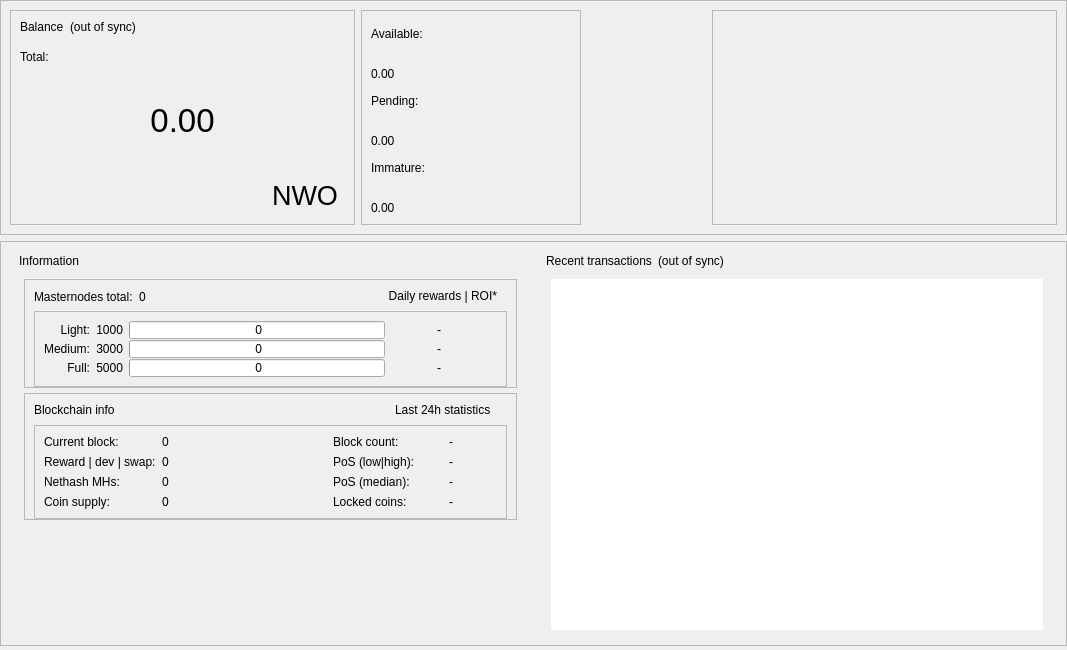
The window that src/qt/forms/overviewpage.ui (MotoAcidic/BaseSource) describes before a commit, drawn with Qt 5.
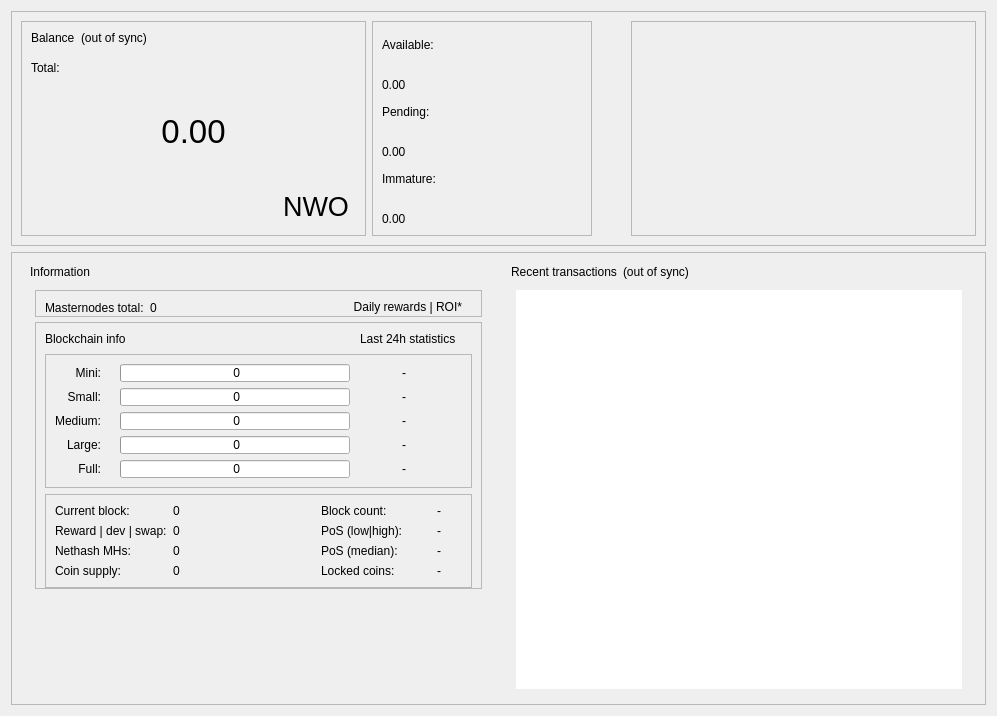
The same window after the commit.

```diff
--- a/src/qt/forms/overviewpage.ui
+++ b/src/qt/forms/overviewpage.ui
@@ -6,8 +6,8 @@
    <rect>
     <x>0</x>
     <y>0</y>
-    <width>1067</width>
-    <height>650</height>
+    <width>997</width>
+    <height>716</height>
    </rect>
   </property>
   <property name="minimumSize">
@@ -22,20 +22,8 @@
   <property name="styleSheet">
    <string notr="true"/>
   </property>
-  <layout class="QVBoxLayout" name="topLayout">
-   <property name="leftMargin">
-    <number>0</number>
-   </property>
-   <property name="topMargin">
-    <number>0</number>
-   </property>
-   <property name="rightMargin">
-    <number>0</number>
-   </property>
-   <property name="bottomMargin">
-    <number>4</number>
-   </property>
-   <item>
+  <layout class="QGridLayout" name="gridLayout_4">
+   <item row="0" column="0">
     <layout class="QVBoxLayout" name="verticalLayout_main">
      <property name="sizeConstraint">
       <enum>QLayout::SetDefaultConstraint</enum>
@@ -601,315 +589,6 @@
                      </item>
                     </layout>
                    </item>
-                   <item>
-                    <widget class="QFrame" name="frameMnInfoLevels">
-                     <property name="frameShape">
-                      <enum>QFrame::StyledPanel</enum>
-                     </property>
-                     <property name="frameShadow">
-                      <enum>QFrame::Raised</enum>
-                     </property>
-                     <layout class="QGridLayout" name="gridLayout_2">
-                      <property name="verticalSpacing">
-                       <number>1</number>
-                      </property>
-                      <item row="0" column="2">
-                       <widget class="QProgressBar" name="graphMN1">
-                        <property name="minimumSize">
-                         <size>
-                          <width>0</width>
-                          <height>18</height>
-                         </size>
-                        </property>
-                        <property name="maximumSize">
-                         <size>
-                          <width>16777215</width>
-                          <height>18</height>
-                         </size>
-                        </property>
-                        <property name="value">
-                         <number>0</number>
-                        </property>
-                        <property name="format">
-                         <string> %v</string>
-                        </property>
-                       </widget>
-                      </item>
-                      <item row="1" column="2">
-                       <widget class="QProgressBar" name="graphMN2">
-                        <property name="minimumSize">
-                         <size>
-                          <width>0</width>
-                          <height>18</height>
-                         </size>
-                        </property>
-                        <property name="maximumSize">
-                         <size>
-                          <width>16777215</width>
-                          <height>18</height>
-                         </size>
-                        </property>
-                        <property name="value">
-                         <number>0</number>
-                        </property>
-                        <property name="format">
-                         <string> %v</string>
-                        </property>
-                       </widget>
-                      </item>
-                      <item row="3" column="2">
-                       <widget class="QProgressBar" name="graphMN3">
-                        <property name="minimumSize">
-                         <size>
-                          <width>0</width>
-                          <height>18</height>
-                         </size>
-                        </property>
-                        <property name="maximumSize">
-                         <size>
-                          <width>16777215</width>
-                          <height>18</height>
-                         </size>
-                        </property>
-                        <property name="value">
-                         <number>0</number>
-                        </property>
-                        <property name="format">
-                         <string> %v</string>
-                        </property>
-                       </widget>
-                      </item>
-                      <item row="0" column="3">
-                       <widget class="QLabel" name="roi_11">
-                        <property name="minimumSize">
-                         <size>
-                          <width>50</width>
-                          <height>0</height>
-                         </size>
-                        </property>
-                        <property name="maximumSize">
-                         <size>
-                          <width>16777215</width>
-                          <height>16777215</height>
-                         </size>
-                        </property>
-                        <property name="text">
-                         <string>-</string>
-                        </property>
-                        <property name="alignment">
-                         <set>Qt::AlignRight|Qt::AlignTrailing|Qt::AlignVCenter</set>
-                        </property>
-                       </widget>
-                      </item>
-                      <item row="0" column="4">
-                       <widget class="QLabel" name="roi_12">
-                        <property name="minimumSize">
-                         <size>
-                          <width>50</width>
-                          <height>0</height>
-                         </size>
-                        </property>
-                        <property name="maximumSize">
-                         <size>
-                          <width>16777215</width>
-                          <height>16777215</height>
-                         </size>
-                        </property>
-                        <property name="text">
-                         <string/>
-                        </property>
-                        <property name="alignment">
-                         <set>Qt::AlignLeading|Qt::AlignLeft|Qt::AlignVCenter</set>
-                        </property>
-                       </widget>
-                      </item>
-                      <item row="1" column="3">
-                       <widget class="QLabel" name="roi_21">
-                        <property name="minimumSize">
-                         <size>
-                          <width>50</width>
-                          <height>0</height>
-                         </size>
-                        </property>
-                        <property name="maximumSize">
-                         <size>
-                          <width>16777215</width>
-                          <height>16777215</height>
-                         </size>
-                        </property>
-                        <property name="text">
-                         <string>-</string>
-                        </property>
-                        <property name="alignment">
-                         <set>Qt::AlignRight|Qt::AlignTrailing|Qt::AlignVCenter</set>
-                        </property>
-                       </widget>
-                      </item>
-                      <item row="1" column="4">
-                       <widget class="QLabel" name="roi_22">
-                        <property name="minimumSize">
-                         <size>
-                          <width>50</width>
-                          <height>0</height>
-                         </size>
-                        </property>
-                        <property name="maximumSize">
-                         <size>
-                          <width>16777215</width>
-                          <height>16777215</height>
-                         </size>
-                        </property>
-                        <property name="text">
-                         <string/>
-                        </property>
-                        <property name="alignment">
-                         <set>Qt::AlignLeading|Qt::AlignLeft|Qt::AlignVCenter</set>
-                        </property>
-                       </widget>
-                      </item>
-                      <item row="3" column="3">
-                       <widget class="QLabel" name="roi_31">
-                        <property name="minimumSize">
-                         <size>
-                          <width>50</width>
-                          <height>0</height>
-                         </size>
-                        </property>
-                        <property name="maximumSize">
-                         <size>
-                          <width>16777215</width>
-                          <height>16777215</height>
-                         </size>
-                        </property>
-                        <property name="text">
-                         <string>-</string>
-                        </property>
-                        <property name="alignment">
-                         <set>Qt::AlignRight|Qt::AlignTrailing|Qt::AlignVCenter</set>
-                        </property>
-                       </widget>
-                      </item>
-                      <item row="3" column="4">
-                       <widget class="QLabel" name="roi_32">
-                        <property name="minimumSize">
-                         <size>
-                          <width>50</width>
-                          <height>0</height>
-                         </size>
-                        </property>
-                        <property name="maximumSize">
-                         <size>
-                          <width>16777215</width>
-                          <height>16777215</height>
-                         </size>
-                        </property>
-                        <property name="text">
-                         <string/>
-                        </property>
-                        <property name="alignment">
-                         <set>Qt::AlignLeading|Qt::AlignLeft|Qt::AlignVCenter</set>
-                        </property>
-                       </widget>
-                      </item>
-                      <item row="0" column="0">
-                       <widget class="QLabel" name="label">
-                        <property name="minimumSize">
-                         <size>
-                          <width>0</width>
-                          <height>0</height>
-                         </size>
-                        </property>
-                        <property name="maximumSize">
-                         <size>
-                          <width>16777215</width>
-                          <height>16777215</height>
-                         </size>
-                        </property>
-                        <property name="text">
-                         <string>Light:</string>
-                        </property>
-                        <property name="alignment">
-                         <set>Qt::AlignRight|Qt::AlignTrailing|Qt::AlignVCenter</set>
-                        </property>
-                       </widget>
-                      </item>
-                      <item row="1" column="0">
-                       <widget class="QLabel" name="label_2">
-                        <property name="minimumSize">
-                         <size>
-                          <width>0</width>
-                          <height>0</height>
-                         </size>
-                        </property>
-                        <property name="maximumSize">
-                         <size>
-                          <width>16777215</width>
-                          <height>16777215</height>
-                         </size>
-                        </property>
-                        <property name="text">
-                         <string>Medium:</string>
-                        </property>
-                        <property name="alignment">
-                         <set>Qt::AlignRight|Qt::AlignTrailing|Qt::AlignVCenter</set>
-                        </property>
-                       </widget>
-                      </item>
-                      <item row="3" column="0">
-                       <widget class="QLabel" name="label_3">
-                        <property name="minimumSize">
-                         <size>
-                          <width>0</width>
-                          <height>0</height>
-                         </size>
-                        </property>
-                        <property name="maximumSize">
-                         <size>
-                          <width>16777215</width>
-                          <height>16777215</height>
-                         </size>
-                        </property>
-                        <property name="text">
-                         <string>Full:</string>
-                        </property>
-                        <property name="alignment">
-                         <set>Qt::AlignRight|Qt::AlignTrailing|Qt::AlignVCenter</set>
-                        </property>
-                       </widget>
-                      </item>
-                      <item row="0" column="1">
-                       <widget class="QLabel" name="label_lcolat">
-                        <property name="text">
-                         <string>1000</string>
-                        </property>
-                        <property name="alignment">
-                         <set>Qt::AlignRight|Qt::AlignTrailing|Qt::AlignVCenter</set>
-                        </property>
-                       </widget>
-                      </item>
-                      <item row="1" column="1">
-                       <widget class="QLabel" name="label_mcolat">
-                        <property name="text">
-                         <string>3000</string>
-                        </property>
-                        <property name="alignment">
-                         <set>Qt::AlignRight|Qt::AlignTrailing|Qt::AlignVCenter</set>
-                        </property>
-                       </widget>
-                      </item>
-                      <item row="3" column="1">
-                       <widget class="QLabel" name="label_fcolat">
-                        <property name="text">
-                         <string>5000</string>
-                        </property>
-                        <property name="alignment">
-                         <set>Qt::AlignRight|Qt::AlignTrailing|Qt::AlignVCenter</set>
-                        </property>
-                       </widget>
-                      </item>
-                     </layout>
-                    </widget>
-                   </item>
                   </layout>
                  </widget>
                 </item>
@@ -965,6 +644,516 @@
                      </item>
                     </layout>
                    </item>
+                   <item>
+                    <widget class="QFrame" name="frameMnInfoLevels_2">
+                     <property name="frameShape">
+                      <enum>QFrame::StyledPanel</enum>
+                     </property>
+                     <property name="frameShadow">
+                      <enum>QFrame::Raised</enum>
+                     </property>
+                     <layout class="QGridLayout" name="gridLayout_2">
+                      <item row="0" column="0" rowspan="5">
+                       <layout class="QVBoxLayout" name="verticalLayout_11">
+                        <item>
+                         <widget class="QLabel" name="label_11">
+                          <property name="minimumSize">
+                           <size>
+                            <width>0</width>
+                            <height>0</height>
+                           </size>
+                          </property>
+                          <property name="maximumSize">
+                           <size>
+                            <width>16777215</width>
+                            <height>16777215</height>
+                           </size>
+                          </property>
+                          <property name="text">
+                           <string>Mini:</string>
+                          </property>
+                          <property name="alignment">
+                           <set>Qt::AlignRight|Qt::AlignTrailing|Qt::AlignVCenter</set>
+                          </property>
+                         </widget>
+                        </item>
+                        <item>
+                         <widget class="QLabel" name="label_12">
+                          <property name="minimumSize">
+                           <size>
+                            <width>0</width>
+                            <height>0</height>
+                           </size>
+                          </property>
+                          <property name="maximumSize">
+                           <size>
+                            <width>16777215</width>
+                            <height>16777215</height>
+                           </size>
+                          </property>
+                          <property name="text">
+                           <string>Small:</string>
+                          </property>
+                          <property name="alignment">
+                           <set>Qt::AlignRight|Qt::AlignTrailing|Qt::AlignVCenter</set>
+                          </property>
+                         </widget>
+                        </item>
+                        <item>
+                         <widget class="QLabel" name="label_13">
+                          <property name="minimumSize">
+                           <size>
+                            <width>0</width>
+                            <height>0</height>
+                           </size>
+                          </property>
+                          <property name="maximumSize">
+                           <size>
+                            <width>16777215</width>
+                            <height>16777215</height>
+                           </size>
+                          </property>
+                          <property name="text">
+                           <string>Medium:</string>
+                          </property>
+                          <property name="alignment">
+                           <set>Qt::AlignRight|Qt::AlignTrailing|Qt::AlignVCenter</set>
+                          </property>
+                         </widget>
+                        </item>
+                        <item>
+                         <widget class="QLabel" name="label_14">
+                          <property name="minimumSize">
+                           <size>
+                            <width>0</width>
+                            <height>0</height>
+                           </size>
+                          </property>
+                          <property name="maximumSize">
+                           <size>
+                            <width>16777215</width>
+                            <height>16777215</height>
+                           </size>
+                          </property>
+                          <property name="text">
+                           <string>Large:</string>
+                          </property>
+                          <property name="alignment">
+                           <set>Qt::AlignRight|Qt::AlignTrailing|Qt::AlignVCenter</set>
+                          </property>
+                         </widget>
+                        </item>
+                        <item>
+                         <widget class="QLabel" name="label_15">
+                          <property name="minimumSize">
+                           <size>
+                            <width>0</width>
+                            <height>0</height>
+                           </size>
+                          </property>
+                          <property name="maximumSize">
+                           <size>
+                            <width>16777215</width>
+                            <height>16777215</height>
+                           </size>
+                          </property>
+                          <property name="text">
+                           <string>Full:</string>
+                          </property>
+                          <property name="alignment">
+                           <set>Qt::AlignRight|Qt::AlignTrailing|Qt::AlignVCenter</set>
+                          </property>
+                         </widget>
+                        </item>
+                       </layout>
+                      </item>
+                      <item row="0" column="1" rowspan="5">
+                       <layout class="QVBoxLayout" name="verticalLayout_12">
+                        <item>
+                         <widget class="QLabel" name="label_micolat">
+                          <property name="text">
+                           <string/>
+                          </property>
+                          <property name="alignment">
+                           <set>Qt::AlignRight|Qt::AlignTrailing|Qt::AlignVCenter</set>
+                          </property>
+                         </widget>
+                        </item>
+                        <item>
+                         <widget class="QLabel" name="label_scolat">
+                          <property name="text">
+                           <string/>
+                          </property>
+                          <property name="alignment">
+                           <set>Qt::AlignRight|Qt::AlignTrailing|Qt::AlignVCenter</set>
+                          </property>
+                         </widget>
+                        </item>
+                        <item>
+                         <widget class="QLabel" name="label_mcolat">
+                          <property name="text">
+                           <string/>
+                          </property>
+                          <property name="alignment">
+                           <set>Qt::AlignRight|Qt::AlignTrailing|Qt::AlignVCenter</set>
+                          </property>
+                         </widget>
+                        </item>
+                        <item>
+                         <widget class="QLabel" name="label_lcolat">
+                          <property name="text">
+                           <string/>
+                          </property>
+                          <property name="alignment">
+                           <set>Qt::AlignRight|Qt::AlignTrailing|Qt::AlignVCenter</set>
+                          </property>
+                         </widget>
+                        </item>
+                        <item>
+                         <widget class="QLabel" name="label_fcolat">
+                          <property name="text">
+                           <string/>
+                          </property>
+                          <property name="alignment">
+                           <set>Qt::AlignRight|Qt::AlignTrailing|Qt::AlignVCenter</set>
+                          </property>
+                         </widget>
+                        </item>
+                       </layout>
+                      </item>
+                      <item row="0" column="3">
+                       <widget class="QLabel" name="roi_15">
+                        <property name="minimumSize">
+                         <size>
+                          <width>50</width>
+                          <height>0</height>
+                         </size>
+                        </property>
+                        <property name="maximumSize">
+                         <size>
+                          <width>16777215</width>
+                          <height>16777215</height>
+                         </size>
+                        </property>
+                        <property name="text">
+                         <string>-</string>
+                        </property>
+                        <property name="alignment">
+                         <set>Qt::AlignRight|Qt::AlignTrailing|Qt::AlignVCenter</set>
+                        </property>
+                       </widget>
+                      </item>
+                      <item row="0" column="4">
+                       <widget class="QLabel" name="roi_16">
+                        <property name="minimumSize">
+                         <size>
+                          <width>50</width>
+                          <height>0</height>
+                         </size>
+                        </property>
+                        <property name="maximumSize">
+                         <size>
+                          <width>16777215</width>
+                          <height>16777215</height>
+                         </size>
+                        </property>
+                        <property name="text">
+                         <string/>
+                        </property>
+                        <property name="alignment">
+                         <set>Qt::AlignLeading|Qt::AlignLeft|Qt::AlignVCenter</set>
+                        </property>
+                       </widget>
+                      </item>
+                      <item row="1" column="2">
+                       <widget class="QProgressBar" name="graphMN2_3">
+                        <property name="minimumSize">
+                         <size>
+                          <width>0</width>
+                          <height>18</height>
+                         </size>
+                        </property>
+                        <property name="maximumSize">
+                         <size>
+                          <width>16777215</width>
+                          <height>18</height>
+                         </size>
+                        </property>
+                        <property name="value">
+                         <number>0</number>
+                        </property>
+                        <property name="format">
+                         <string> %v</string>
+                        </property>
+                       </widget>
+                      </item>
+                      <item row="1" column="3">
+                       <widget class="QLabel" name="roi_25">
+                        <property name="minimumSize">
+                         <size>
+                          <width>50</width>
+                          <height>0</height>
+                         </size>
+                        </property>
+                        <property name="maximumSize">
+                         <size>
+                          <width>16777215</width>
+                          <height>16777215</height>
+                         </size>
+                        </property>
+                        <property name="text">
+                         <string>-</string>
+                        </property>
+                        <property name="alignment">
+                         <set>Qt::AlignRight|Qt::AlignTrailing|Qt::AlignVCenter</set>
+                        </property>
+                       </widget>
+                      </item>
+                      <item row="1" column="4">
+                       <widget class="QLabel" name="roi_26">
+                        <property name="minimumSize">
+                         <size>
+                          <width>50</width>
+                          <height>0</height>
+                         </size>
+                        </property>
+                        <property name="maximumSize">
+                         <size>
+                          <width>16777215</width>
+                          <height>16777215</height>
+                         </size>
+                        </property>
+                        <property name="text">
+                         <string/>
+                        </property>
+                        <property name="alignment">
+                         <set>Qt::AlignLeading|Qt::AlignLeft|Qt::AlignVCenter</set>
+                        </property>
+                       </widget>
+                      </item>
+                      <item row="2" column="2">
+                       <widget class="QProgressBar" name="graphMN3_7">
+                        <property name="minimumSize">
+                         <size>
+                          <width>0</width>
+                          <height>18</height>
+                         </size>
+                        </property>
+                        <property name="maximumSize">
+                         <size>
+                          <width>16777215</width>
+                          <height>18</height>
+                         </size>
+                        </property>
+                        <property name="value">
+                         <number>0</number>
+                        </property>
+                        <property name="format">
+                         <string> %v</string>
+                        </property>
+                       </widget>
+                      </item>
+                      <item row="2" column="3">
+                       <widget class="QLabel" name="roi_43">
+                        <property name="minimumSize">
+                         <size>
+                          <width>50</width>
+                          <height>0</height>
+                         </size>
+                        </property>
+                        <property name="maximumSize">
+                         <size>
+                          <width>16777215</width>
+                          <height>16777215</height>
+                         </size>
+                        </property>
+                        <property name="text">
+                         <string>-</string>
+                        </property>
+                        <property name="alignment">
+                         <set>Qt::AlignRight|Qt::AlignTrailing|Qt::AlignVCenter</set>
+                        </property>
+                       </widget>
+                      </item>
+                      <item row="2" column="4">
+                       <widget class="QLabel" name="roi_44">
+                        <property name="minimumSize">
+                         <size>
+                          <width>50</width>
+                          <height>0</height>
+                         </size>
+                        </property>
+                        <property name="maximumSize">
+                         <size>
+                          <width>16777215</width>
+                          <height>16777215</height>
+                         </size>
+                        </property>
+                        <property name="text">
+                         <string/>
+                        </property>
+                        <property name="alignment">
+                         <set>Qt::AlignLeading|Qt::AlignLeft|Qt::AlignVCenter</set>
+                        </property>
+                       </widget>
+                      </item>
+                      <item row="3" column="2">
+                       <widget class="QProgressBar" name="graphMN4_8">
+                        <property name="minimumSize">
+                         <size>
+                          <width>0</width>
+                          <height>18</height>
+                         </size>
+                        </property>
+                        <property name="maximumSize">
+                         <size>
+                          <width>16777215</width>
+                          <height>18</height>
+                         </size>
+                        </property>
+                        <property name="value">
+                         <number>0</number>
+                        </property>
+                        <property name="format">
+                         <string> %v</string>
+                        </property>
+                       </widget>
+                      </item>
+                      <item row="3" column="3">
+                       <widget class="QLabel" name="roi_45">
+                        <property name="minimumSize">
+                         <size>
+                          <width>50</width>
+                          <height>0</height>
+                         </size>
+                        </property>
+                        <property name="maximumSize">
+                         <size>
+                          <width>16777215</width>
+                          <height>16777215</height>
+                         </size>
+                        </property>
+                        <property name="text">
+                         <string>-</string>
+                        </property>
+                        <property name="alignment">
+                         <set>Qt::AlignRight|Qt::AlignTrailing|Qt::AlignVCenter</set>
+                        </property>
+                       </widget>
+                      </item>
+                      <item row="3" column="4">
+                       <widget class="QLabel" name="roi_46">
+                        <property name="minimumSize">
+                         <size>
+                          <width>50</width>
+                          <height>0</height>
+                         </size>
+                        </property>
+                        <property name="maximumSize">
+                         <size>
+                          <width>16777215</width>
+                          <height>16777215</height>
+                         </size>
+                        </property>
+                        <property name="text">
+                         <string/>
+                        </property>
+                        <property name="alignment">
+                         <set>Qt::AlignLeading|Qt::AlignLeft|Qt::AlignVCenter</set>
+                        </property>
+                       </widget>
+                      </item>
+                      <item row="4" column="2">
+                       <widget class="QProgressBar" name="graphMN5_9">
+                        <property name="minimumSize">
+                         <size>
+                          <width>0</width>
+                          <height>18</height>
+                         </size>
+                        </property>
+                        <property name="maximumSize">
+                         <size>
+                          <width>16777215</width>
+                          <height>18</height>
+                         </size>
+                        </property>
+                        <property name="value">
+                         <number>0</number>
+                        </property>
+                        <property name="format">
+                         <string> %v</string>
+                        </property>
+                       </widget>
+                      </item>
+                      <item row="4" column="3">
+                       <widget class="QLabel" name="roi_47">
+                        <property name="minimumSize">
+                         <size>
+                          <width>50</width>
+                          <height>0</height>
+                         </size>
+                        </property>
+                        <property name="maximumSize">
+                         <size>
+                          <width>16777215</width>
+                          <height>16777215</height>
+                         </size>
+                        </property>
+                        <property name="text">
+                         <string>-</string>
+                        </property>
+                        <property name="alignment">
+                         <set>Qt::AlignRight|Qt::AlignTrailing|Qt::AlignVCenter</set>
+                        </property>
+                       </widget>
+                      </item>
+                      <item row="4" column="4">
+                       <widget class="QLabel" name="roi_48">
+                        <property name="minimumSize">
+                         <size>
+                          <width>50</width>
+                          <height>0</height>
+                         </size>
+                        </property>
+                        <property name="maximumSize">
+                         <size>
+                          <width>16777215</width>
+                          <height>16777215</height>
+                         </size>
+                        </property>
+                        <property name="text">
+                         <string/>
+                        </property>
+                        <property name="alignment">
+                         <set>Qt::AlignLeading|Qt::AlignLeft|Qt::AlignVCenter</set>
+                        </property>
+                       </widget>
+                      </item>
+                      <item row="0" column="2">
+                       <widget class="QProgressBar" name="graphMN1_3">
+                        <property name="minimumSize">
+                         <size>
+                          <width>0</width>
+                          <height>18</height>
+                         </size>
+                        </property>
+                        <property name="maximumSize">
+                         <size>
+                          <width>16777215</width>
+                          <height>18</height>
+                         </size>
+                        </property>
+                        <property name="value">
+                         <number>0</number>
+                        </property>
+                        <property name="format">
+                         <string> %v</string>
+                        </property>
+                       </widget>
+                      </item>
+                     </layout>
+                    </widget>
+                   </item>
                    <item>
                     <widget class="QFrame" name="frameBlockchainInfoData">
                      <property name="frameShape">
```
Left out of the diff: 220 changed lines with no effect on the pictures.
